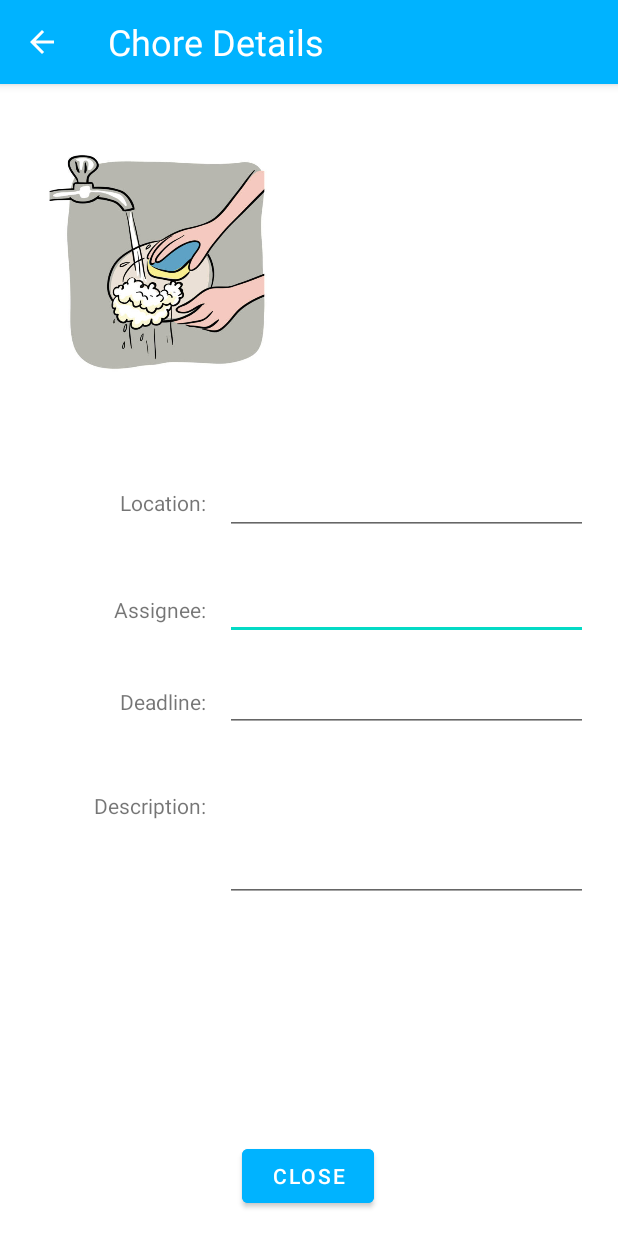
After one commit to oegi00/ChoreChart, an Android app: the ChoreDetailsActivity screen opened directly, with no data from a screen before it, on a phone screen of 412 x 824 dp. The commit adds this screen. Run offline under Robolectric (Android 15) with nearby library versions, the phone set to English and light mode, and no system bars; 5 statements that could not run were skipped.

Commit message:
Modified Chore Details screen

```diff
--- a/ChoreChart/app/src/main/AndroidManifest.xml
+++ b/ChoreChart/app/src/main/AndroidManifest.xml
@@ -21,6 +21,9 @@
             android:name=".activities.AddingRoommatesActivity"
             android:exported="false" />
         <activity
+            android:name=".activities.ChoreDetailsActivity"
+            android:exported="false"/>
+        <activity
             android:name=".MainActivity"
             android:exported="true">
             <intent-filter>
--- /dev/null
+++ b/ChoreChart/app/src/main/java/com/example/chorechart/activities/ChoreDetailsActivity.java
@@ -0,0 +1,191 @@
+package com.example.chorechart.activities;
+
+import androidx.appcompat.app.AppCompatActivity;
+import androidx.appcompat.widget.Toolbar;
+import androidx.core.content.res.ResourcesCompat;
+
+import android.app.DatePickerDialog;
+import android.content.Context;
+import android.content.Intent;
+import android.graphics.Typeface;
+import android.icu.text.SimpleDateFormat;
+import android.icu.util.Calendar;
+import android.os.Bundle;
+import android.text.Editable;
+import android.text.TextWatcher;
+import android.util.Log;
+import android.view.MotionEvent;
+import android.view.View;
+import android.view.inputmethod.InputMethodManager;
+import android.widget.Button;
+import android.widget.EditText;
+import android.widget.TextView;
+
+import com.example.chorechart.MainActivity;
+import com.example.chorechart.R;
+import com.example.chorechart.data.Chore;
+import com.example.chorechart.data.Roommate;
+import com.google.android.material.floatingactionbutton.FloatingActionButton;
+
+import java.util.ArrayList;
+import java.util.Locale;
+
+public class ChoreDetailsActivity extends AppCompatActivity {
+
+    private Toolbar toolbar;
+    private TextView title;
+    private EditText location;
+    private EditText assignee;
+    private EditText deadline;
+    private EditText description;
+    private Button save;
+
+
+    @Override
+    protected void onCreate(Bundle savedInstanceState) {
+        super.onCreate(savedInstanceState);
+        setContentView(R.layout.chore_details);
+
+        toolbar = findViewById(R.id.choreDetailsToolbar);
+
+        title = findViewById(R.id.chore_details_title);
+        location = findViewById(R.id.chore_details_location_entry);
+        assignee = findViewById(R.id.chore_details_assignee_entry);
+        deadline = findViewById(R.id.chore_details_deadline_entry);
+        description = findViewById(R.id.chore_details_description_entry);
+        save = findViewById(R.id.chore_details_save);
+
+        Intent choreDetailsActivityIntent = getIntent();
+        Chore chore = (Chore) choreDetailsActivityIntent.getSerializableExtra("chore");
+        ArrayList<Roommate> roommates = (ArrayList<Roommate>) choreDetailsActivityIntent.getSerializableExtra("roommates");
+
+        title.setText(chore.getChoreName());
+        location.setText(chore.getLocation());
+        assignee.setText(chore.getAssignee());
+        deadline.setText(chore.getDeadline());
+        description.setText(chore.getDescription());
+
+        // Adds a back button to the toolbar
+        // When clicked, goes back to the previous activity
+        toolbar.setNavigationIcon(ResourcesCompat.getDrawable(getResources(), R.drawable.ic_action_back, getTheme()));
+        toolbar.setNavigationOnClickListener(view -> {
+            onBackPressed();    // Using built-in function
+        });
+
+        Calendar calendar = Calendar.getInstance();
+
+        DatePickerDialog.OnDateSetListener date = (datePicker, year, month, dayOfMonth) -> {
+            calendar.set(Calendar.YEAR, year);
+            calendar.set(Calendar.MONTH, month);
+            calendar.set(Calendar.DAY_OF_MONTH, dayOfMonth);
+            updateLabel(calendar);
+        };
+
+        deadline.setOnClickListener(view -> new DatePickerDialog(ChoreDetailsActivity.this, date, calendar.get(Calendar.YEAR), calendar.get(Calendar.MONTH), calendar.get(Calendar.DAY_OF_MONTH)).show());
+
+        // Changes the font of the toolbar title
+//        Typeface type = Typeface.createFromAsset(getAssets(), "fonts/Chewy-Regular.ttf");
+//        toolBarTitle.setTypeface(type);
+
+        // Adds "Enter Your Roommate Full Name" fields when the user presses the button
+//        addAnotherRoommateButton.setOnClickListener(view -> {
+//            switch (numberOfRoommates) {
+//                case 1:
+//                    TextView roommate2TextView = findViewById(R.id.roommate2TextView);
+//                    roommate2TextView.setVisibility(View.VISIBLE);
+//                    roommate2.setVisibility(View.VISIBLE);
+//                    numberOfRoommates++;
+//                    break;
+//                case 2:
+//                    TextView roommate3TextView = findViewById(R.id.roommate3TextView);
+//                    roommate3TextView.setVisibility(View.VISIBLE);
+//                    roommate3.setVisibility(View.VISIBLE);
+//                    numberOfRoommates++;
+//
+//                    TextView addAnotherRoommateTip = findViewById(R.id.addAnotherRoommateTip);
+//                    addAnotherRoommateTip.setVisibility(View.GONE);
+//                    addAnotherRoommateButton.setVisibility(View.GONE);
+//                    break;
+//                default:
+//                    //Debugging print statement
+//                    System.out.println(numberOfRoommates);
+//            }
+//        });
+        // Sends the user to the next activity when they press Skip/Continue button
+        save.setOnClickListener(view -> {
+            Intent addingRoommatesActivityIntent = getIntent();
+            String addingRoommatesActivityMessage = addingRoommatesActivityIntent.getStringExtra("userName");
+            // To start a new Activity, uncomment the code below and enter the the name of the class to jump to. Remove this comment when finished.
+
+//            Intent homeScreenIntent = new Intent(this, Enter the Class Name);
+
+//            homeScreenIntent.putExtra("userName", addingRoommatesActivityMessage);
+//            homeScreenIntent.putExtra("roommate1", roommate1.getText().toString());
+//            homeScreenIntent.putExtra("roommate2", roommate2.getText().toString());
+//            homeScreenIntent.putExtra("roommate3", roommate3.getText().toString());
+
+//            startActivity(homeScreenIntent);
+        });
+
+        // Changes the button text from Skip to Continue or Continue to Skip based on if any text is present in EditText boxes
+        // Utilizes InputValidator class
+        deadline.addTextChangedListener(new InputValidator());
+        location.addTextChangedListener(new InputValidator());
+        assignee.addTextChangedListener(new InputValidator());
+        description.addTextChangedListener(new InputValidator());
+    }
+
+    // Removes virtual keyboard from the screen when the user taps anywhere on the screen except EditText boxes
+    @Override
+    public boolean dispatchTouchEvent(MotionEvent ev) {
+        View view = getCurrentFocus();
+        if (view != null && (ev.getAction() == MotionEvent.ACTION_UP || ev.getAction() == MotionEvent.ACTION_MOVE) && view instanceof EditText && !view.getClass().getName().startsWith("android.webkit.")) {
+            int scrcoords[] = new int[2];
+            view.getLocationOnScreen(scrcoords);
+            float x = ev.getRawX() + view.getLeft() - scrcoords[0];
+            float y = ev.getRawY() + view.getTop() - scrcoords[1];
+            if (x < view.getLeft() || x > view.getRight() || y < view.getTop() || y > view.getBottom())
+                ((InputMethodManager)this.getSystemService(Context.INPUT_METHOD_SERVICE)).hideSoftInputFromWindow((this.getWindow().getDecorView().getApplicationWindowToken()), 0);
+        }
+        return super.dispatchTouchEvent(ev);
+    }
+
+    private class InputValidator implements TextWatcher {
+
+        private String beforeLocation;
+        private String beforeAssignee;
+//        private String deadline;
+        private String beforeDescription;
+
+        @Override
+        public void beforeTextChanged(CharSequence charSequence, int i, int i1, int i2) {
+            beforeLocation = location.getText().toString();
+            beforeAssignee = assignee.getText().toString();
+            beforeDescription = description.getText().toString();
+            Log.d("beforeTextChanged: ", beforeLocation);
+            Log.d("beforeTextChanged: ", beforeAssignee);
+            Log.d("beforeTextChanged: ", beforeDescription);
+        }
+
+        @Override
+        public void onTextChanged(CharSequence charSequence, int i, int i1, int i2) {
+
+            if (beforeLocation != location.getText().toString() || beforeAssignee != assignee.getText().toString() || beforeDescription != description.getText().toString()) {
+                save.setText("Save");
+            }
+        }
+
+        @Override
+        public void afterTextChanged(Editable editable) {
+            beforeLocation = null;
+            beforeAssignee = null;
+            beforeDescription = null;
+        }
+    }
+
+    private void updateLabel(Calendar calendar) {
+        String format = "MM/dd/yyyy";
+        SimpleDateFormat dateFormat = new SimpleDateFormat(format, Locale.US);
+        deadline.setText(dateFormat.format(calendar.getTime()));
+    }
+}
--- a/ChoreChart/app/src/main/java/com/example/chorechart/adapters/SearchResultsRecyclerAdapter.java
+++ b/ChoreChart/app/src/main/java/com/example/chorechart/adapters/SearchResultsRecyclerAdapter.java
@@ -11,6 +11,7 @@ import androidx.annotation.NonNull;
 import androidx.recyclerview.widget.RecyclerView;
 
 import com.example.chorechart.R;
+import com.example.chorechart.activities.ChoreDetailsActivity;
 import com.example.chorechart.activities.SearchChoreActivity;
 import com.example.chorechart.data.Chore;
 import com.example.chorechart.data.Roommate;
@@ -77,12 +78,12 @@ public class SearchResultsRecyclerAdapter extends RecyclerView.Adapter<SearchRes
             doneButton = itemView.findViewById(R.id.card_layout_done_button);
 
             itemView.setOnClickListener(view -> {
-//                int chorePosition = getOnChoreClickedPosition();
-//                Intent intent = new Intent(context, SearchChoreActivity.class);
-//
-//                intent.putExtra("chore", choreList.get(chorePosition));
-//                intent.putExtra("roommates", roommates);
-//                context.startActivity(intent);
+                int chorePosition = getOnChoreClickedPosition();
+                Intent intent = new Intent(context, ChoreDetailsActivity.class);
+
+                intent.putExtra("chore", choreList.get(chorePosition));
+                intent.putExtra("roommates", roommates);
+                context.startActivity(intent);
             });
 
             doneButton.setOnClickListener(view -> {
--- /dev/null
+++ b/ChoreChart/app/src/main/res/layout/chore_details.xml
@@ -0,0 +1,148 @@
+<?xml version="1.0" encoding="utf-8"?>
+<androidx.constraintlayout.widget.ConstraintLayout xmlns:android="http://schemas.android.com/apk/res/android"
+    xmlns:app="http://schemas.android.com/apk/res-auto"
+    xmlns:tools="http://schemas.android.com/tools"
+    android:layout_width="match_parent"
+    android:layout_height="match_parent">
+
+    <include
+        android:id="@+id/choreDetailsToolbar"
+        layout="@layout/chore_details_toolbar"/>
+
+    <ImageView
+        android:id="@+id/chore_details_image"
+        android:layout_width="161dp"
+        android:layout_height="221dp"
+        android:layout_marginStart="24dp"
+        android:layout_marginTop="64dp"
+        android:src="@drawable/cleaning_dishes"
+        app:layout_constraintStart_toStartOf="parent"
+        app:layout_constraintTop_toTopOf="parent" />
+
+    <TextView
+        android:id="@+id/chore_details_deadline"
+        android:layout_width="113dp"
+        android:layout_height="49dp"
+        android:layout_marginStart="24dp"
+        android:layout_marginTop="12dp"
+        android:ems="10"
+        android:inputType="textPersonName"
+        android:text="Deadline:"
+        android:textAlignment="textEnd"
+        app:layout_constraintStart_toStartOf="parent"
+        app:layout_constraintTop_toBottomOf="@+id/chore_details_assignee" />
+
+    <TextView
+        android:id="@+id/chore_details_description"
+        android:layout_width="113dp"
+        android:layout_height="49dp"
+        android:layout_marginStart="24dp"
+        android:layout_marginTop="20dp"
+        android:ems="10"
+        android:inputType="textPersonName"
+        android:text="Description:"
+        android:textAlignment="textEnd"
+        app:layout_constraintStart_toStartOf="parent"
+        app:layout_constraintTop_toBottomOf="@+id/chore_details_deadline" />
+
+    <EditText
+        android:id="@+id/chore_details_assignee_entry"
+        android:layout_width="242dp"
+        android:layout_height="44dp"
+        android:layout_marginEnd="20dp"
+        android:ems="10"
+        android:inputType="textPersonName"
+        app:layout_constraintBaseline_toBaselineOf="@+id/chore_details_assignee"
+        app:layout_constraintEnd_toEndOf="parent" />
+
+    <EditText
+        android:id="@+id/chore_details_location_entry"
+        android:layout_width="242dp"
+        android:layout_height="45dp"
+        android:layout_marginEnd="20dp"
+        android:ems="10"
+        android:inputType="textPersonName"
+        app:layout_constraintBaseline_toBaselineOf="@+id/chore_details_location"
+        app:layout_constraintEnd_toEndOf="parent" />
+
+    <EditText
+        android:id="@+id/chore_details_description_entry"
+        android:layout_width="242dp"
+        android:layout_height="88dp"
+        android:layout_marginEnd="20dp"
+        android:ems="10"
+        android:gravity="start|top"
+        android:inputType="textMultiLine"
+        app:layout_constraintBaseline_toBaselineOf="@+id/chore_details_description"
+        app:layout_constraintEnd_toEndOf="parent" />
+
+    <TextView
+        android:id="@+id/chore_details_location"
+        android:layout_width="113dp"
+        android:layout_height="51dp"
+        android:layout_marginStart="24dp"
+        android:layout_marginTop="40dp"
+        android:ems="10"
+        android:inputType="none|textPersonName"
+        android:text="Location:"
+        android:textAlignment="textEnd"
+        app:layout_constraintStart_toStartOf="parent"
+        app:layout_constraintTop_toBottomOf="@+id/chore_details_image" />
+
+    <EditText
+        android:id="@+id/chore_details_deadline_entry"
+        android:layout_width="242dp"
+        android:layout_height="44dp"
+        android:layout_marginEnd="20dp"
+        android:ems="10"
+        android:inputType="textPersonName"
+        android:clickable="false"
+        android:cursorVisible="false"
+        android:focusable="false"
+        android:focusableInTouchMode="false"
+        android:longClickable="false"
+        app:layout_constraintBaseline_toBaselineOf="@+id/chore_details_deadline"
+        app:layout_constraintEnd_toEndOf="parent" />
+
+    <TextView
+        android:id="@+id/chore_details_assignee"
+        android:layout_width="113dp"
+        android:layout_height="49dp"
+        android:layout_marginStart="24dp"
+        android:layout_marginTop="20dp"
+        android:ems="10"
+        android:inputType="textPersonName"
+        android:text="Assignee:"
+        android:textAlignment="textEnd"
+        app:layout_constraintStart_toStartOf="parent"
+        app:layout_constraintTop_toBottomOf="@+id/chore_details_location" />
+
+    <TextView
+        android:id="@+id/chore_details_title"
+        android:layout_width="200dp"
+        android:layout_height="wrap_content"
+        android:layout_marginTop="160dp"
+        android:layout_marginEnd="16dp"
+        android:ems="10"
+        android:text=""
+        android:textSize="24dp"
+        android:textStyle="bold"
+        app:layout_constraintEnd_toEndOf="parent"
+        app:layout_constraintHorizontal_bias="1.0"
+        app:layout_constraintStart_toEndOf="@+id/chore_details_image"
+        app:layout_constraintTop_toTopOf="parent" />
+
+    <Button
+        android:id="@+id/chore_details_save"
+        android:layout_width="wrap_content"
+        android:layout_height="wrap_content"
+        android:layout_marginBottom="16dp"
+        android:text="Close"
+        android:backgroundTint="#00b3ff"
+        android:textColor="@color/white"
+        app:layout_constraintBottom_toBottomOf="parent"
+        app:layout_constraintEnd_toEndOf="parent"
+        app:layout_constraintHorizontal_bias="0.498"
+        app:layout_constraintStart_toStartOf="parent" />
+
+</androidx.constraintlayout.widget.ConstraintLayout>
--- /dev/null
+++ b/ChoreChart/app/src/main/res/layout/chore_details_toolbar.xml
@@ -0,0 +1,20 @@
+<?xml version="1.0" encoding="utf-8"?>
+<androidx.appcompat.widget.Toolbar xmlns:android="http://schemas.android.com/apk/res/android"
+    android:layout_width="match_parent"
+    android:layout_height="wrap_content"
+    xmlns:app="http://schemas.android.com/apk/res-auto"
+    android:background="#00b3ff"
+    android:elevation="4dp"
+    android:theme="@style/ThemeOverlay.AppCompat.Dark.ActionBar"
+    app:popupTheme="@style/ThemeOverlay.AppCompat.Light"
+    >
+    <TextView
+        android:id="@+id/searchScreenToolBarTitle"
+        android:layout_width="wrap_content"
+        android:layout_height="wrap_content"
+        android:textColor="@color/white"
+        android:text="Chore Details"
+        android:textSize="24dp"
+        />
+
+</androidx.appcompat.widget.Toolbar>
```
Also changed, not shown: ChoreChart/app/src/main/res/drawable/cleaning_dishes.jpg (added).
